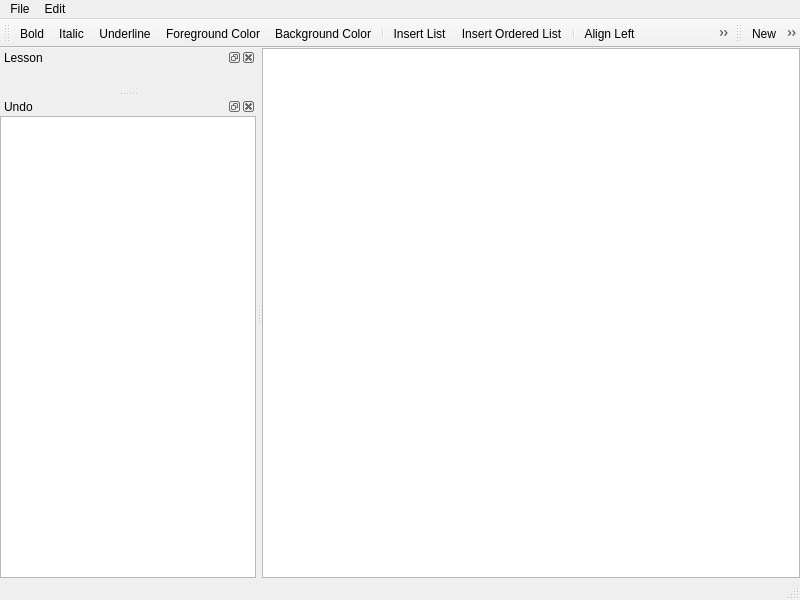
First picture: the form in Sources/Lessons/LessonsEditorMainWindow.ui, repository FromtonRouge/KaladriusTrainer, before the edit.
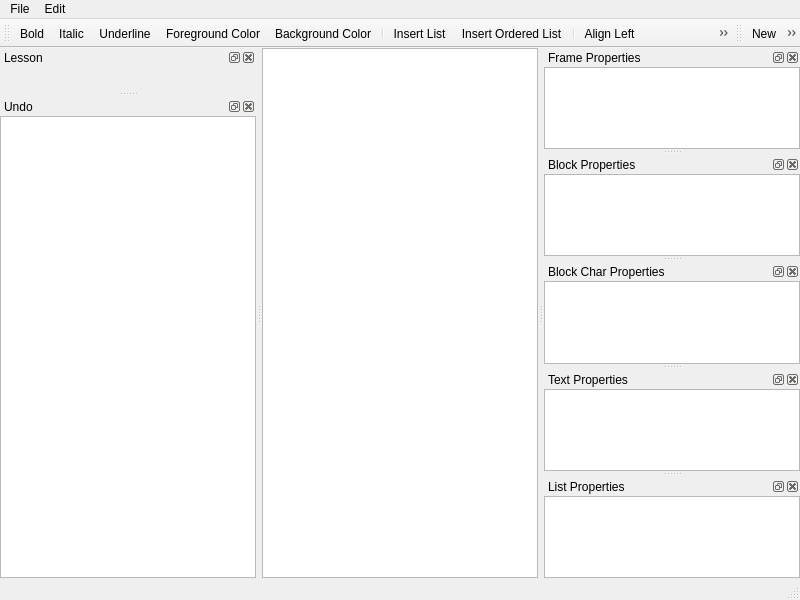
Second picture: the form after the edit. Icons and pictures are not drawn. Custom widgets are drawn as their Qt base class.

Commit message: Text Format Properties added

Patch:
```diff
--- a/Sources/Lessons/LessonsEditorMainWindow.ui
+++ b/Sources/Lessons/LessonsEditorMainWindow.ui
@@ -174,6 +174,141 @@
     </layout>
    </widget>
   </widget>
+  <widget class="QDockWidget" name="dockWidgetFrameProperties">
+   <property name="windowTitle">
+    <string>Frame Properties</string>
+   </property>
+   <attribute name="dockWidgetArea">
+    <number>2</number>
+   </attribute>
+   <widget class="QWidget" name="dockWidgetContents_4">
+    <layout class="QGridLayout" name="gridLayout_5">
+     <property name="leftMargin">
+      <number>0</number>
+     </property>
+     <property name="topMargin">
+      <number>0</number>
+     </property>
+     <property name="rightMargin">
+      <number>0</number>
+     </property>
+     <property name="bottomMargin">
+      <number>0</number>
+     </property>
+     <item row="0" column="0">
+      <widget class="TextFormatPropertiesTreeView" name="treeViewFrameProperties"/>
+     </item>
+    </layout>
+   </widget>
+  </widget>
+  <widget class="QDockWidget" name="dockWidgetBlockProperties">
+   <property name="windowTitle">
+    <string>Block Properties</string>
+   </property>
+   <attribute name="dockWidgetArea">
+    <number>2</number>
+   </attribute>
+   <widget class="QWidget" name="dockWidgetContents_5">
+    <layout class="QGridLayout" name="gridLayout_6">
+     <property name="leftMargin">
+      <number>0</number>
+     </property>
+     <property name="topMargin">
+      <number>0</number>
+     </property>
+     <property name="rightMargin">
+      <number>0</number>
+     </property>
+     <property name="bottomMargin">
+      <number>0</number>
+     </property>
+     <item row="0" column="0">
+      <widget class="TextFormatPropertiesTreeView" name="treeViewBlockProperties"/>
+     </item>
+    </layout>
+   </widget>
+  </widget>
+  <widget class="QDockWidget" name="dockWidgetBlockCharProperties">
+   <property name="windowTitle">
+    <string>Block Char Properties</string>
+   </property>
+   <attribute name="dockWidgetArea">
+    <number>2</number>
+   </attribute>
+   <widget class="QWidget" name="dockWidgetContents_6">
+    <layout class="QGridLayout" name="gridLayout_7">
+     <property name="leftMargin">
+      <number>0</number>
+     </property>
+     <property name="topMargin">
+      <number>0</number>
+     </property>
+     <property name="rightMargin">
+      <number>0</number>
+     </property>
+     <property name="bottomMargin">
+      <number>0</number>
+     </property>
+     <item row="0" column="0">
+      <widget class="TextFormatPropertiesTreeView" name="treeViewBlockCharProperties"/>
+     </item>
+    </layout>
+   </widget>
+  </widget>
+  <widget class="QDockWidget" name="dockWidgetTextProperties">
+   <property name="windowTitle">
+    <string>Text Properties</string>
+   </property>
+   <attribute name="dockWidgetArea">
+    <number>2</number>
+   </attribute>
+   <widget class="QWidget" name="dockWidgetContents_7">
+    <layout class="QGridLayout" name="gridLayout_8">
+     <property name="leftMargin">
+      <number>0</number>
+     </property>
+     <property name="topMargin">
+      <number>0</number>
+     </property>
+     <property name="rightMargin">
+      <number>0</number>
+     </property>
+     <property name="bottomMargin">
+      <number>0</number>
+     </property>
+     <item row="0" column="0">
+      <widget class="TextFormatPropertiesTreeView" name="treeViewTextProperties"/>
+     </item>
+    </layout>
+   </widget>
+  </widget>
+  <widget class="QDockWidget" name="dockWidgetListProperties">
+   <property name="windowTitle">
+    <string>List Properties</string>
+   </property>
+   <attribute name="dockWidgetArea">
+    <number>2</number>
+   </attribute>
+   <widget class="QWidget" name="dockWidgetContents_2">
+    <layout class="QGridLayout" name="gridLayout_4">
+     <property name="leftMargin">
+      <number>0</number>
+     </property>
+     <property name="topMargin">
+      <number>0</number>
+     </property>
+     <property name="rightMargin">
+      <number>0</number>
+     </property>
+     <property name="bottomMargin">
+      <number>0</number>
+     </property>
+     <item row="0" column="0">
+      <widget class="TextFormatPropertiesTreeView" name="treeViewListProperties"/>
+     </item>
+    </layout>
+   </widget>
+  </widget>
   <action name="actionInsert_Table">
    <property name="icon">
     <iconset resource="../../Resources/ProgrammerStenoTutor.qrc">
@@ -400,6 +535,11 @@
    <extends>QListView</extends>
    <header location="global">QtWidgets/QUndoView</header>
   </customwidget>
+  <customwidget>
+   <class>TextFormatPropertiesTreeView</class>
+   <extends>QTreeView</extends>
+   <header>Lessons/TextFormatProperties/TextFormatPropertiesTreeView.h</header>
+  </customwidget>
  </customwidgets>
  <resources>
   <include location="../../Resources/ProgrammerStenoTutor.qrc"/>
```
Left out of the diff: 2 changed lines with no effect on the pictures. The commit also changes 6 other files.
